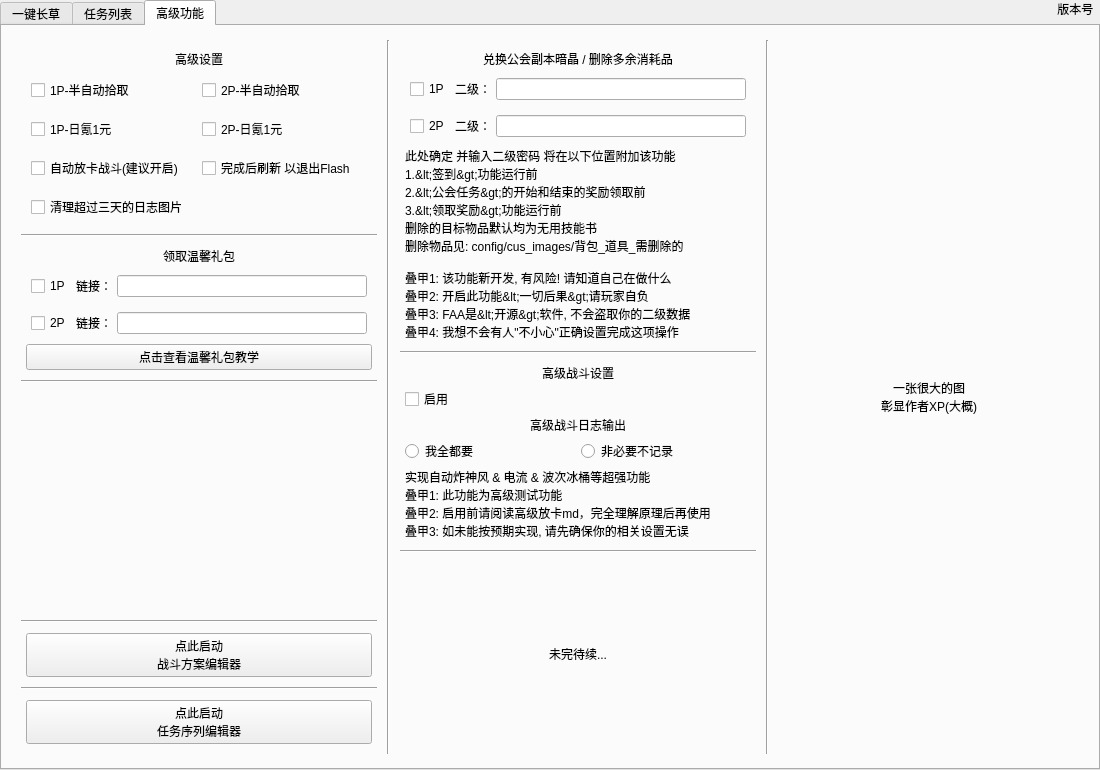
Above: resource/ui/FAA_3.0.ui from StareAbyss/FoodsVsMiceAutoAssistant before the change. Below: the same form after it.
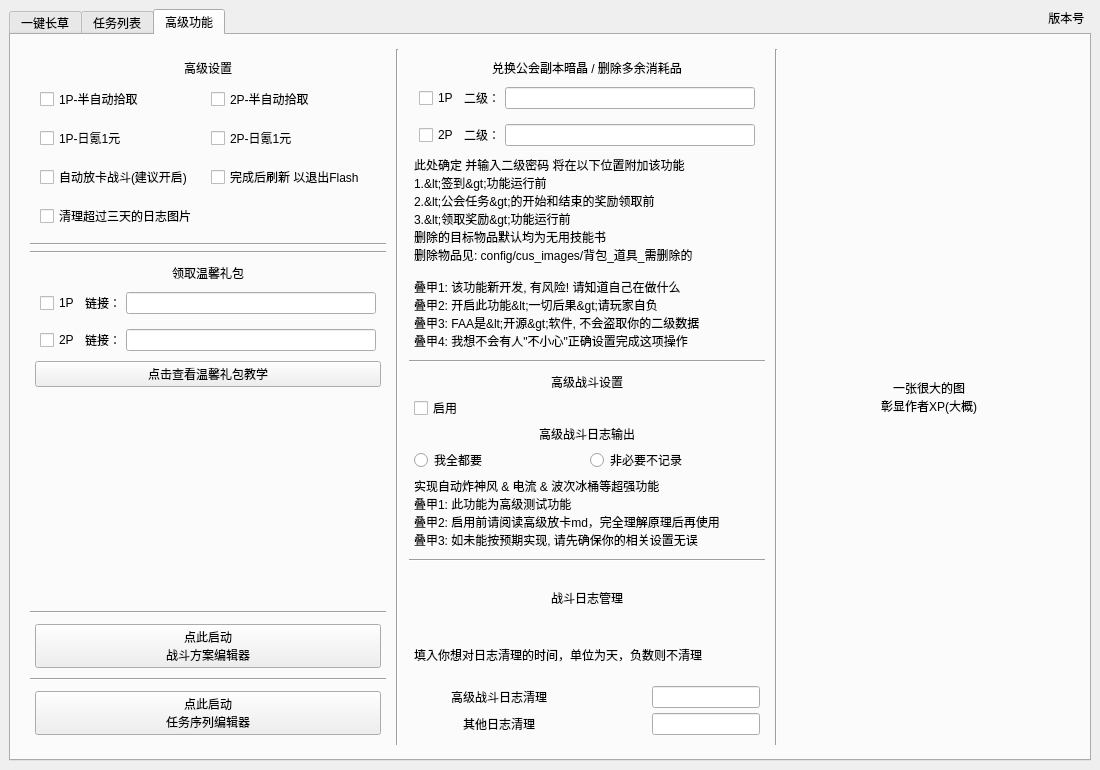
That is the form after the change. The open tabs and pages were chosen to show the change. Custom widgets are drawn as their Qt base class.

Commit message: 1.5.0 beta3 完成log清理前端部分及部分后端代码

```diff
--- a/resource/ui/FAA_3.0.ui
+++ b/resource/ui/FAA_3.0.ui
@@ -68,18 +68,6 @@
 </string>
    </property>
    <layout class="QVBoxLayout" name="verticalLayout_7">
-    <property name="leftMargin">
-     <number>0</number>
-    </property>
-    <property name="topMargin">
-     <number>0</number>
-    </property>
-    <property name="rightMargin">
-     <number>0</number>
-    </property>
-    <property name="bottomMargin">
-     <number>0</number>
-    </property>
     <item>
      <widget class="QLabel" name="Label_Version">
       <property name="styleSheet">
@@ -7994,7 +7982,7 @@
               <number>5</number>
              </property>
              <item>
-              <layout class="QVBoxLayout" name="Lay_Tab3_Left" stretch="5,0,4,0,10,0,2,0,2">
+              <layout class="QVBoxLayout" name="Lay_Tab3_Left" stretch="5,0,0,0,10,0,2,0,2">
                <property name="leftMargin">
                 <number>5</number>
                </property>
@@ -8312,6 +8300,13 @@
                  </property>
                 </widget>
                </item>
+               <item>
+                <widget class="Line" name="line_4">
+                 <property name="orientation">
+                  <enum>Qt::Horizontal</enum>
+                 </property>
+                </widget>
+               </item>
                <item>
                 <layout class="QVBoxLayout" name="Lay_GetWarmGift" stretch="1,1,1,0">
                  <property name="spacing">
@@ -8420,6 +8415,12 @@
                      <property name="text">
                       <string/>
                      </property>
+                     <property name="echoMode">
+                      <enum>QLineEdit::PasswordEchoOnEdit</enum>
+                     </property>
+                     <property name="clearButtonEnabled">
+                      <bool>true</bool>
+                     </property>
                     </widget>
                    </item>
                   </layout>
@@ -8505,6 +8506,12 @@
                      <property name="text">
                       <string/>
                      </property>
+                     <property name="echoMode">
+                      <enum>QLineEdit::PasswordEchoOnEdit</enum>
+                     </property>
+                     <property name="clearButtonEnabled">
+                      <bool>true</bool>
+                     </property>
                     </widget>
                    </item>
                   </layout>
@@ -8539,13 +8546,6 @@
                  </item>
                 </layout>
                </item>
-               <item>
-                <widget class="Line" name="line_4">
-                 <property name="orientation">
-                  <enum>Qt::Horizontal</enum>
-                 </property>
-                </widget>
-               </item>
                <item>
                 <spacer name="verticalSpacer_7">
                  <property name="orientation">
@@ -8794,6 +8794,12 @@
                      <property name="text">
                       <string/>
                      </property>
+                     <property name="echoMode">
+                      <enum>QLineEdit::PasswordEchoOnEdit</enum>
+                     </property>
+                     <property name="clearButtonEnabled">
+                      <bool>true</bool>
+                     </property>
                     </widget>
                    </item>
                   </layout>
@@ -8879,6 +8885,12 @@
                      <property name="text">
                       <string/>
                      </property>
+                     <property name="echoMode">
+                      <enum>QLineEdit::PasswordEchoOnEdit</enum>
+                     </property>
+                     <property name="clearButtonEnabled">
+                      <bool>true</bool>
+                     </property>
                     </widget>
                    </item>
                   </layout>
@@ -9037,16 +9049,83 @@
                  <property name="bottomMargin">
                   <number>5</number>
                  </property>
+                 <item alignment="Qt::AlignHCenter">
+                  <widget class="QLabel" name="label_5">
+                   <property name="text">
+                    <string>战斗日志管理</string>
+                   </property>
+                  </widget>
+                 </item>
                  <item>
-                  <widget class="QLabel" name="label_3">
+                  <widget class="QLabel" name="label_7">
                    <property name="text">
-                    <string>未完待续...</string>
+                    <string>填入你想对日志清理的时间，单位为天，负数则不清理</string>
                    </property>
-                   <property name="alignment">
-                    <set>Qt::AlignCenter</set>
-                   </property>
                   </widget>
                  </item>
+                 <item>
+                  <layout class="QHBoxLayout" name="horizontalLayout">
+                   <item alignment="Qt::AlignHCenter">
+                    <widget class="QLabel" name="label_3">
+                     <property name="sizePolicy">
+                      <sizepolicy hsizetype="Expanding" vsizetype="Preferred">
+                       <horstretch>0</horstretch>
+                       <verstretch>0</verstretch>
+                      </sizepolicy>
+                     </property>
+                     <property name="text">
+                      <string>高级战斗日志清理</string>
+                     </property>
+                    </widget>
+                   </item>
+                   <item alignment="Qt::AlignRight">
+                    <widget class="QLineEdit" name="senior_log_clean">
+                     <property name="sizePolicy">
+                      <sizepolicy hsizetype="Fixed" vsizetype="Fixed">
+                       <horstretch>0</horstretch>
+                       <verstretch>0</verstretch>
+                      </sizepolicy>
+                     </property>
+                     <property name="placeholderText">
+                      <string/>
+                     </property>
+                    </widget>
+                   </item>
+                  </layout>
+                 </item>
+                 <item>
+                  <layout class="QHBoxLayout" name="horizontalLayout_2">
+                   <item alignment="Qt::AlignHCenter">
+                    <widget class="QLabel" name="label_4">
+                     <property name="sizePolicy">
+                      <sizepolicy hsizetype="Expanding" vsizetype="Preferred">
+                       <horstretch>0</horstretch>
+                       <verstretch>0</verstretch>
+                      </sizepolicy>
+                     </property>
+                     <property name="text">
+                      <string>其他日志清理</string>
+                     </property>
+                    </widget>
+                   </item>
+                   <item alignment="Qt::AlignRight">
+                    <widget class="QLineEdit" name="other_log_clean">
+                     <property name="sizePolicy">
+                      <sizepolicy hsizetype="Fixed" vsizetype="Fixed">
+                       <horstretch>0</horstretch>
+                       <verstretch>0</verstretch>
+                      </sizepolicy>
+                     </property>
+                     <property name="text">
+                      <string/>
+                     </property>
+                     <property name="placeholderText">
+                      <string/>
+                     </property>
+                    </widget>
+                   </item>
+                  </layout>
+                 </item>
                 </layout>
                </item>
               </layout>
```
Left out of the diff: 2 changed lines with no effect on the pictures. The commit also changes 2 other files.
